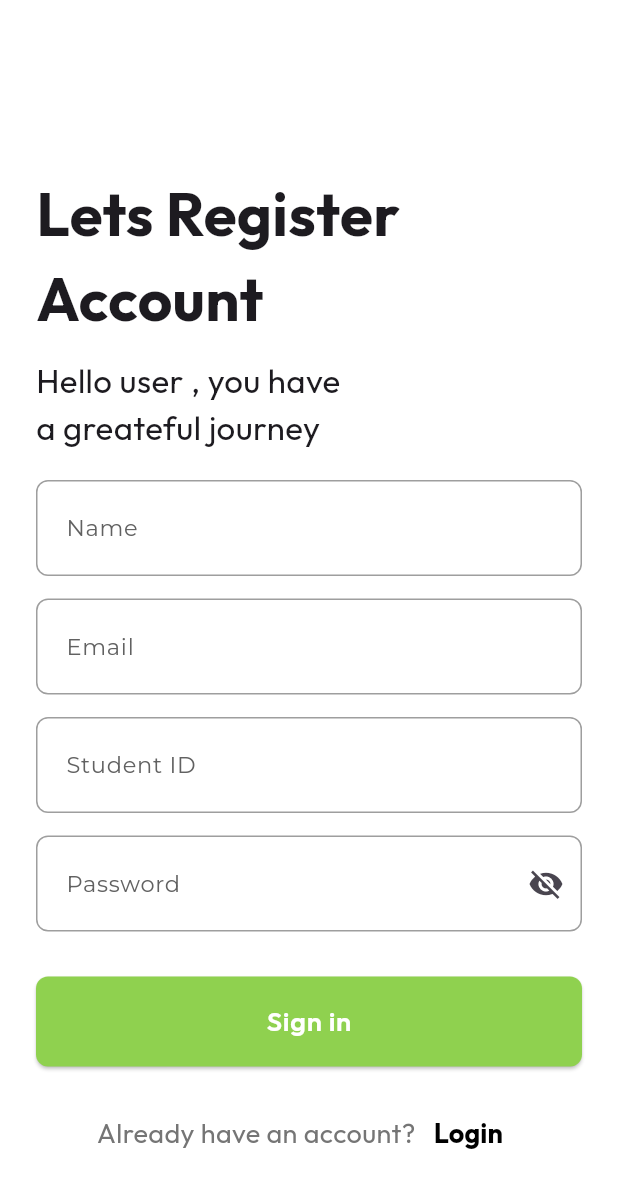
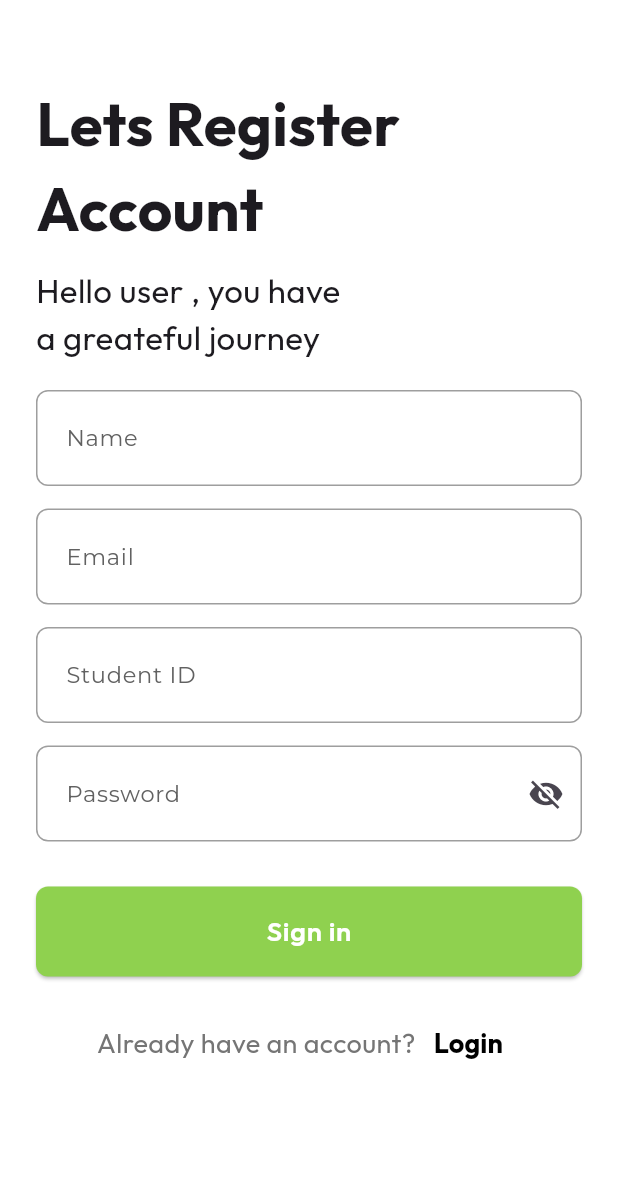
Before and after one commit to shukur-alom/CardioCare-AI, a Flutter app: the SignUpScreen screen opened directly, on a phone screen of 412 x 824 dp. Shown: the top 1188 px of the screen. Run offline on Flutter 3.47's test engine with Material 3 defaults, Android fonts, the phone set to English and light mode, and no system bars; our stand-ins replace fl_chart, get, google_fonts, page_transition, percent_indicator, shared_preferences and 1 more; missing offline and left inert: mqtt_client; accounts and stored records are empty.

Commit message:
Version 1

```diff
--- a/lib/presentation/ui/screens/auth/sign_up_screen.dart
+++ b/lib/presentation/ui/screens/auth/sign_up_screen.dart
@@ -38,7 +38,7 @@ class _SignUpScreenState extends State<SignUpScreen> {
             crossAxisAlignment: CrossAxisAlignment.start,
             children: [
               const SizedBox(
-                height: 90,
+                height: 30,
               ),
               Text(
                 "Lets Register\nAccount",
```
